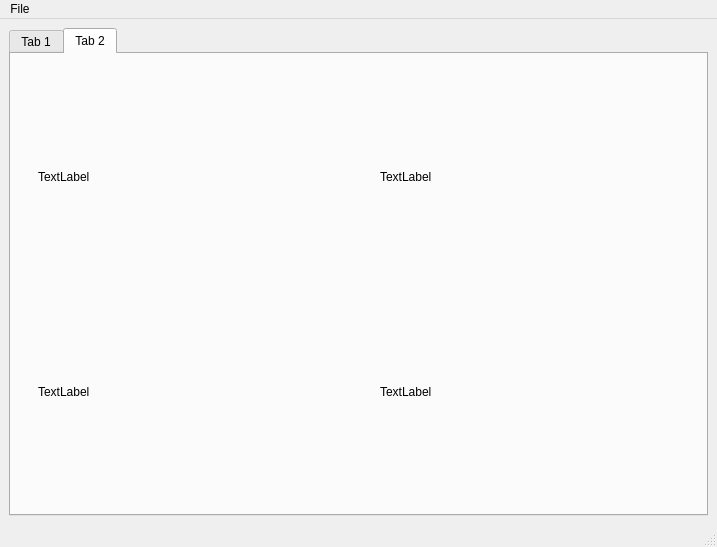
The window that Gui.ui (Ahmedwael-afk/Histogram) describes before a commit, drawn with Qt 5.
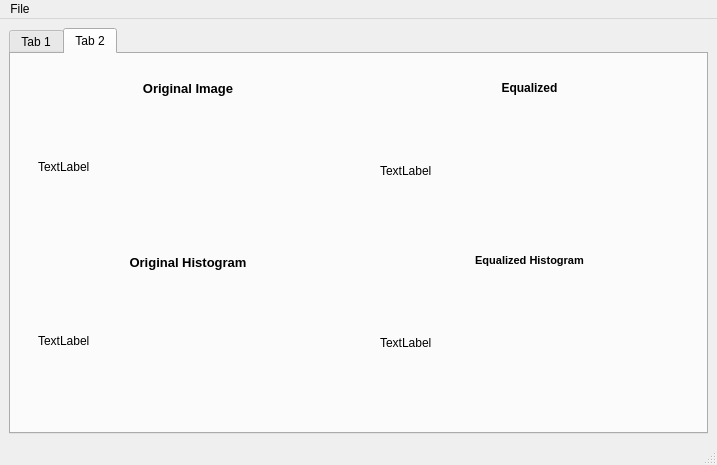
The same window after the commit. Icons and pictures are not drawn.

Diff of the .ui file:
```diff
--- a/Gui.ui
+++ b/Gui.ui
@@ -7,7 +7,7 @@
     <x>0</x>
     <y>0</y>
     <width>697</width>
-    <height>547</height>
+    <height>465</height>
    </rect>
   </property>
   <property name="windowTitle">
@@ -3342,22 +3342,62 @@
           <layout class="QVBoxLayout" name="verticalLayout_12">
            <item>
             <widget class="QWidget" name="widget_17" native="true">
-             <layout class="QHBoxLayout" name="horizontalLayout_6">
+             <layout class="QVBoxLayout" name="verticalLayout_14">
               <item>
-               <widget class="QLabel" name="Image_7">
+               <widget class="QLabel" name="label">
+                <property name="font">
+                 <font>
+                  <pointsize>10</pointsize>
+                  <weight>75</weight>
+                  <bold>true</bold>
+                 </font>
+                </property>
                 <property name="text">
-                 <string>TextLabel</string>
+                 <string>&lt;html&gt;&lt;head/&gt;&lt;body&gt;&lt;p align=&quot;center&quot;&gt;Original Image&lt;/p&gt;&lt;/body&gt;&lt;/html&gt;</string>
                 </property>
                </widget>
               </item>
-             </layout>
-            </widget>
-           </item>
-           <item>
-            <widget class="QWidget" name="widget_18" native="true">
-             <layout class="QHBoxLayout" name="horizontalLayout_9">
               <item>
                <widget class="QLabel" name="Image_6">
+                <property name="sizePolicy">
+                 <sizepolicy hsizetype="Preferred" vsizetype="Expanding">
+                  <horstretch>0</horstretch>
+                  <verstretch>0</verstretch>
+                 </sizepolicy>
+                </property>
+                <property name="text">
+                 <string>TextLabel</string>
+                </property>
+               </widget>
+              </item>
+             </layout>
+            </widget>
+           </item>
+           <item>
+            <widget class="QWidget" name="widget_18" native="true">
+             <layout class="QVBoxLayout" name="verticalLayout_15">
+              <item>
+               <widget class="QLabel" name="label_2">
+                <property name="font">
+                 <font>
+                  <pointsize>10</pointsize>
+                  <weight>75</weight>
+                  <bold>true</bold>
+                 </font>
+                </property>
+                <property name="text">
+                 <string>&lt;html&gt;&lt;head/&gt;&lt;body&gt;&lt;p align=&quot;center&quot;&gt;Original Histogram&lt;/p&gt;&lt;/body&gt;&lt;/html&gt;</string>
+                </property>
+               </widget>
+              </item>
+              <item>
+               <widget class="QLabel" name="Image_7">
+                <property name="sizePolicy">
+                 <sizepolicy hsizetype="Preferred" vsizetype="Expanding">
+                  <horstretch>0</horstretch>
+                  <verstretch>0</verstretch>
+                 </sizepolicy>
+                </property>
                 <property name="text">
                  <string>TextLabel</string>
                 </property>
@@ -3374,22 +3414,62 @@
           <layout class="QVBoxLayout" name="verticalLayout_13">
            <item>
             <widget class="QWidget" name="widget_19" native="true">
-             <layout class="QHBoxLayout" name="horizontalLayout_7">
+             <layout class="QVBoxLayout" name="verticalLayout_16">
               <item>
-               <widget class="QLabel" name="Image_9">
+               <widget class="QLabel" name="label_3">
+                <property name="font">
+                 <font>
+                  <pointsize>14</pointsize>
+                  <weight>75</weight>
+                  <bold>true</bold>
+                 </font>
+                </property>
                 <property name="text">
-                 <string>TextLabel</string>
+                 <string>&lt;html&gt;&lt;head/&gt;&lt;body&gt;&lt;p align=&quot;center&quot;&gt;&lt;span style=&quot; vertical-align:super;&quot;&gt;Equalized&lt;/span&gt;&lt;/p&gt;&lt;/body&gt;&lt;/html&gt;</string>
                 </property>
                </widget>
               </item>
-             </layout>
-            </widget>
-           </item>
-           <item>
-            <widget class="QWidget" name="widget_20" native="true">
-             <layout class="QHBoxLayout" name="horizontalLayout_8">
               <item>
                <widget class="QLabel" name="Image_8">
+                <property name="sizePolicy">
+                 <sizepolicy hsizetype="Preferred" vsizetype="Expanding">
+                  <horstretch>0</horstretch>
+                  <verstretch>0</verstretch>
+                 </sizepolicy>
+                </property>
+                <property name="text">
+                 <string>TextLabel</string>
+                </property>
+               </widget>
+              </item>
+             </layout>
+            </widget>
+           </item>
+           <item>
+            <widget class="QWidget" name="widget_20" native="true">
+             <layout class="QVBoxLayout" name="verticalLayout_17">
+              <item>
+               <widget class="QLabel" name="Image_9">
+                <property name="font">
+                 <font>
+                  <pointsize>14</pointsize>
+                  <weight>75</weight>
+                  <bold>true</bold>
+                 </font>
+                </property>
+                <property name="text">
+                 <string>&lt;html&gt;&lt;head/&gt;&lt;body&gt;&lt;p align=&quot;center&quot;&gt;&lt;span style=&quot; font-size:12pt; vertical-align:super;&quot;&gt;Equalized Histogram&lt;/span&gt;&lt;/p&gt;&lt;/body&gt;&lt;/html&gt;</string>
+                </property>
+               </widget>
+              </item>
+              <item>
+               <widget class="QLabel" name="label_4">
+                <property name="sizePolicy">
+                 <sizepolicy hsizetype="Preferred" vsizetype="Expanding">
+                  <horstretch>0</horstretch>
+                  <verstretch>0</verstretch>
+                 </sizepolicy>
+                </property>
                 <property name="text">
                  <string>TextLabel</string>
                 </property>
```
